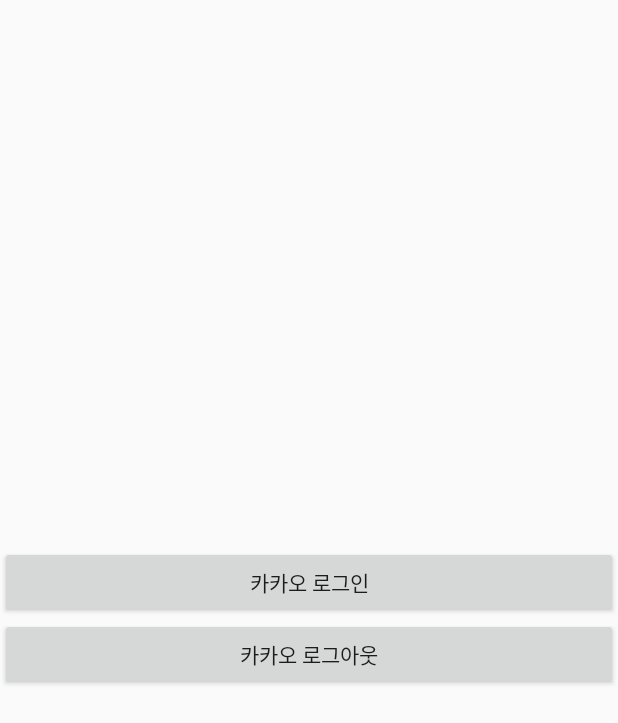
After one commit to dnd-side-project/dnd-mentee-3rd-5-kindit, an Android app: the LoginActivity screen opened directly, with no data from a screen before it, on a phone screen of 412 x 824 dp. The commit adds this screen. Shown: the top 723 px of the screen. Run offline under Robolectric (Android 15) with nearby library versions, the phone set to English and light mode, and no system bars; libraries missing offline, so code that uses them is left out: com.kakao.auth, com.kakao.network, com.kakao.usermgmt, com.kakao.util; 2 statements that could not run were skipped.

Commit message:
feature: 카카오톡 로그인 구현 (#5)
* feature: Kakao Login 구현

* feature: 로딩창 구현

* fix: Remove title bar

```diff
--- /dev/null
+++ b/front-end/Android/app/src/main/java/com/dnd/kindit/util/SesionCallback.kt
@@ -0,0 +1,74 @@
+package com.dnd.kindit.util
+
+import android.util.Log
+import com.kakao.auth.ISessionCallback
+import com.kakao.network.ErrorResult
+import com.kakao.usermgmt.UserManagement
+import com.kakao.usermgmt.callback.MeV2ResponseCallback
+import com.kakao.usermgmt.response.MeV2Response
+import com.kakao.usermgmt.response.model.Profile
+import com.kakao.util.OptionalBoolean
+import com.kakao.util.exception.KakaoException
+
+
+class SessionCallback : ISessionCallback {
+    // 로그인에 성공한 상태
+    override fun onSessionOpened() {
+        requestUserInfo()
+    }
+
+    // 로그인에 실패한 상태
+    override fun onSessionOpenFailed(exception: KakaoException) {
+        Log.e("SessionCallback :: ", "onSessionOpenFailed : " + exception.message)
+    }
+
+    // 사용자 정보 요청
+    private fun requestUserInfo() {
+        UserManagement.getInstance().me(object : MeV2ResponseCallback() {
+            override fun onSessionClosed(errorResult: ErrorResult) {
+                Log.e("KAKAO_API", "세션이 닫혀 있음: $errorResult")
+            }
+
+            override fun onFailure(errorResult: ErrorResult) {
+                Log.e("KAKAO_API", "사용자 정보 요청 실패: $errorResult")
+            }
+
+            override fun onSuccess(result: MeV2Response) {
+                Log.i("KAKAO_API", "사용자 아이디: " + result.id)
+                val kakaoAccount = result.kakaoAccount
+                if (kakaoAccount != null) {
+                    // 이메일
+                    val email = kakaoAccount.email
+                    when {
+                        email != null -> {
+                            Log.i("KAKAO_API", "email: $email")
+                        }
+                        kakaoAccount.emailNeedsAgreement() == OptionalBoolean.TRUE -> {
+                            // 동의 요청 후 이메일 획득 가능
+                            // 단, 선택 동의로 설정되어 있다면 서비스 이용 시나리오 상에서 반드시 필요한 경우에만 요청해야 합니다.
+                        }
+                        else -> {
+                            Log.i("KAKAO_API ", "이메일 가져오기 불가능")
+                        }
+                    }
+
+                    // 프로필
+                    val profile: Profile? = kakaoAccount.profile
+                    when {
+                        profile != null -> {
+                            Log.d("KAKAO_API", "nickname: " + profile.nickname)
+                            Log.d("KAKAO_API", "profile image: " + profile.profileImageUrl)
+                            Log.d("KAKAO_API", "thumbnail image: " + profile.thumbnailImageUrl)
+                        }
+                        kakaoAccount.profileNeedsAgreement() == OptionalBoolean.TRUE -> {
+                            // 동의 요청 후 프로필 정보 획득 가능
+                        }
+                        else -> {
+                            Log.i("KAKAO_API ", "프로필 가져오기 불가능")
+                        }
+                    }
+                }
+            }
+        })
+    }
+}
--- /dev/null
+++ b/front-end/Android/app/src/main/java/com/dnd/kindit/view/LoginActivity.kt
@@ -0,0 +1,55 @@
+package com.dnd.kindit.view
+
+import android.content.Intent
+import android.os.Bundle
+import android.widget.Toast
+import androidx.annotation.Nullable
+import androidx.appcompat.app.AppCompatActivity
+import com.dnd.kindit.R
+import com.dnd.kindit.util.SessionCallback
+import com.kakao.auth.AuthType
+import com.kakao.auth.Session
+import com.kakao.usermgmt.UserManagement
+import com.kakao.usermgmt.callback.LogoutResponseCallback
+import kotlinx.android.synthetic.main.activity_login.*
+
+
+class LoginActivity : AppCompatActivity() {
+
+    private val sessionCallback = SessionCallback()
+
+    override fun onCreate(savedInstanceState: Bundle?) {
+        super.onCreate(savedInstanceState)
+        setContentView(R.layout.activity_login)
+
+        val session = Session.getCurrentSession()
+        session.addCallback(sessionCallback)
+
+
+        btn_custom_login.setOnClickListener {
+            session.open(AuthType.KAKAO_LOGIN_ALL, this@LoginActivity)
+        }
+
+        btn_custom_login_out.setOnClickListener {
+            UserManagement.getInstance().requestLogout(object : LogoutResponseCallback() {
+                override fun onCompleteLogout() {
+                    Toast.makeText(this@LoginActivity, "로그아웃", Toast.LENGTH_SHORT).show()
+                }
+            })
+        }
+
+    }
+
+    override fun onDestroy() {
+        super.onDestroy()
+        // 세션 콜백 삭제
+        Session.getCurrentSession().removeCallback(sessionCallback)
+    }
+
+    override fun onActivityResult(requestCode: Int, resultCode: Int, @Nullable data: Intent?) {
+        if (Session.getCurrentSession().handleActivityResult(requestCode, resultCode, data)) {
+            return
+        }
+        super.onActivityResult(requestCode, resultCode, data)
+    }
+}
--- /dev/null
+++ b/front-end/Android/app/src/main/res/layout/activity_login.xml
@@ -0,0 +1,22 @@
+<?xml version="1.0" encoding="utf-8"?>
+<LinearLayout
+    xmlns:android="http://schemas.android.com/apk/res/android"
+    xmlns:tools="http://schemas.android.com/tools"
+    android:layout_width="match_parent"
+    android:layout_height="match_parent"
+    android:gravity="center"
+    tools:context=".view.LoginActivity"
+    android:orientation="vertical">
+
+    <Button
+        android:id="@+id/btn_custom_login"
+        android:layout_width="match_parent"
+        android:layout_height="wrap_content"
+        android:text="카카오 로그인" />
+
+    <Button
+        android:id="@+id/btn_custom_login_out"
+        android:layout_width="match_parent"
+        android:layout_height="wrap_content"
+        android:text="카카오 로그아웃" />
+</LinearLayout>
--- a/front-end/Android/app/src/main/res/values/strings.xml
+++ b/front-end/Android/app/src/main/res/values/strings.xml
@@ -1,3 +1,4 @@
 <resources>
     <string name="app_name">Kindit</string>
+    <string name="kakao_app_key">f3f24fa18ce3bf5244a9316dbd5bb5fe</string>
 </resources>
--- a/front-end/Android/app/src/main/res/values/styles.xml
+++ b/front-end/Android/app/src/main/res/values/styles.xml
@@ -1,6 +1,6 @@
 <resources>
     <!-- Base application theme. -->
-    <style name="AppTheme" parent="Theme.AppCompat.Light.DarkActionBar">
+    <style name="AppTheme" parent="Theme.AppCompat.Light.NoActionBar">
         <!-- Customize your theme here. -->
         <item name="colorPrimary">@color/colorPrimary</item>
         <item name="colorPrimaryDark">@color/colorPrimaryDark</item>
--- a/front-end/Android/build.gradle
+++ b/front-end/Android/build.gradle
@@ -18,6 +18,8 @@ allprojects {
     repositories {
         google()
         jcenter()
+        maven { url "https://maven.google.com" }
+        maven { url 'http://devrepo.kakao.com:8088/nexus/content/groups/public/'}
     }
 }
 
--- a/front-end/Android/gradle.properties
+++ b/front-end/Android/gradle.properties
@@ -19,3 +19,6 @@ android.useAndroidX=true
 android.enableJetifier=true
 # Kotlin code style for this project: "official" or "obsolete":
 kotlin.code.style=official
+
+KAKAO_SDK_GROUP=com.kakao.sdk
+KAKAO_SDK_VERSION=1.27.0
```
Also changed, not shown: front-end/Android/app/build.gradle (+9 -2 lines), front-end/Android/app/src/main/AndroidManifest.xml (+11 -1 lines), front-end/Android/app/src/main/java/com/dnd/kindit/util/GlobalApplication.java (added, +82 -0 lines), front-end/Android/app/src/main/java/com/dnd/kindit/view/LauncherActivity.kt (added, +32 -0 lines), front-end/Android/app/src/main/res/anim/fade_in.xml (added, +10 -0 lines), front-end/Android/app/src/main/res/anim/fade_out.xml (added, +12 -0 lines), front-end/Android/app/src/main/res/layout/activity_launcher.xml (added, +9 -0 lines).
